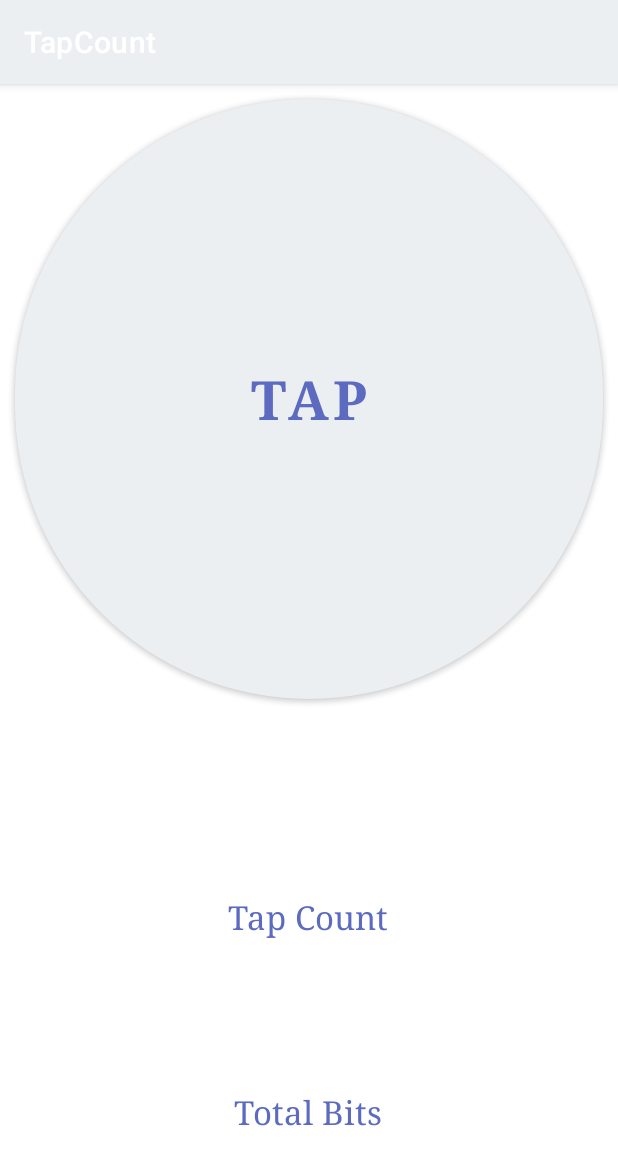
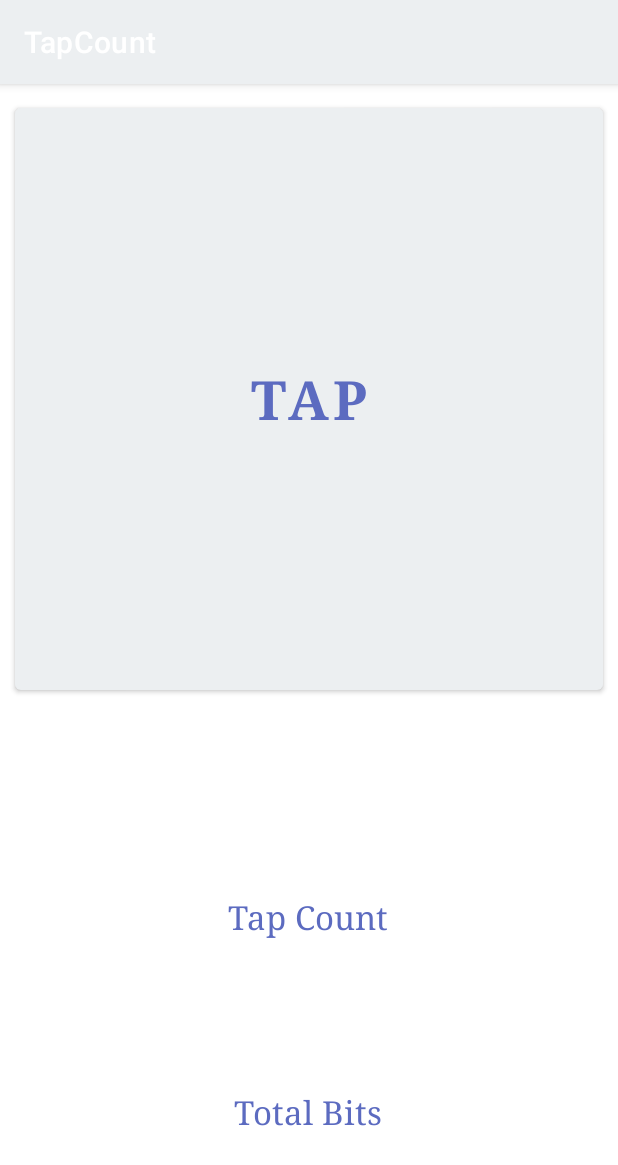
Before and after one commit to sumedh1234/TapCount, an Android app: the screen it shows after launch (MainActivity), on a phone screen of 412 x 824 dp. Shown: the top 1165 px of the screen. Run offline under Robolectric (Android 15) with nearby library versions, the phone set to English and light mode, and no system bars.

Commit message:
This is updated code.

```diff
--- a/app/src/main/res/drawable/custom_button.xml
+++ /dev/null
@@ -1,5 +0,0 @@
-<?xml version="1.0" encoding="utf-8"?>
-<shape xmlns:android="http://schemas.android.com/apk/res/android" android:shape="rectangle">
-    <corners android:radius="999dp"/>
-    <solid android:color="@color/purple_200"/>
-</shape>
--- a/app/src/main/res/layout/activity_main.xml
+++ b/app/src/main/res/layout/activity_main.xml
@@ -13,7 +13,6 @@
         android:layout_gravity="center_vertical"
         android:layout_margin="10dp"
         android:fontFamily="serif"
-        android:background="@drawable/custom_button"
         android:text="@string/tap_me"
         android:textColor="@color/textColor"
         android:textSize="36sp"
```
